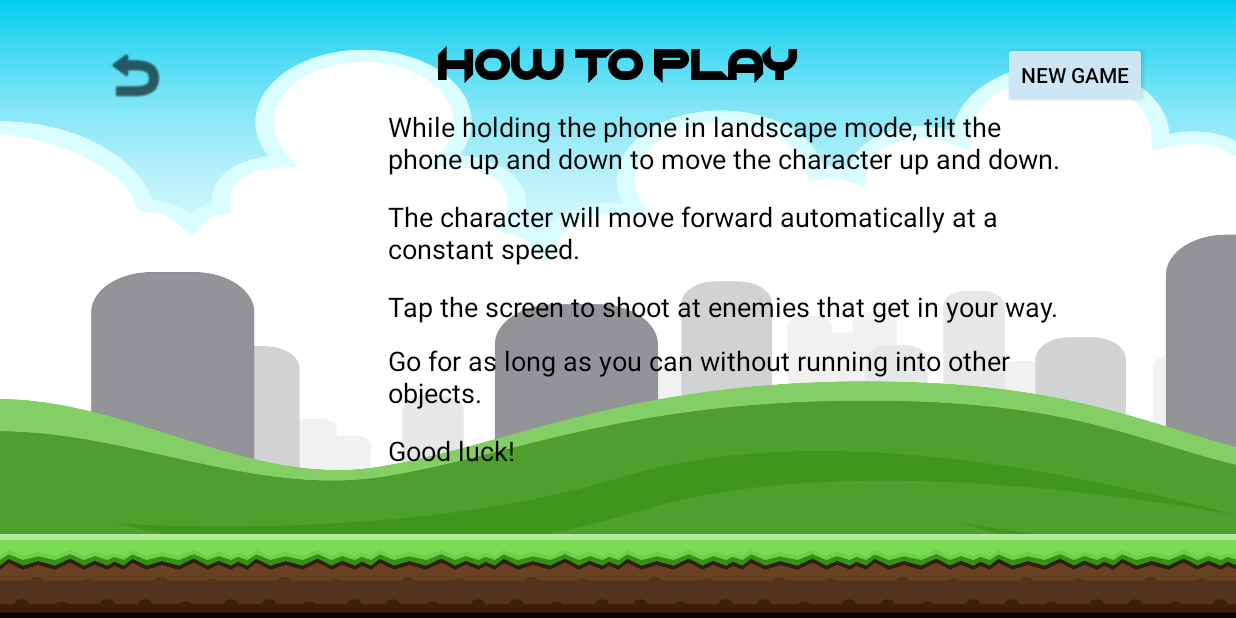
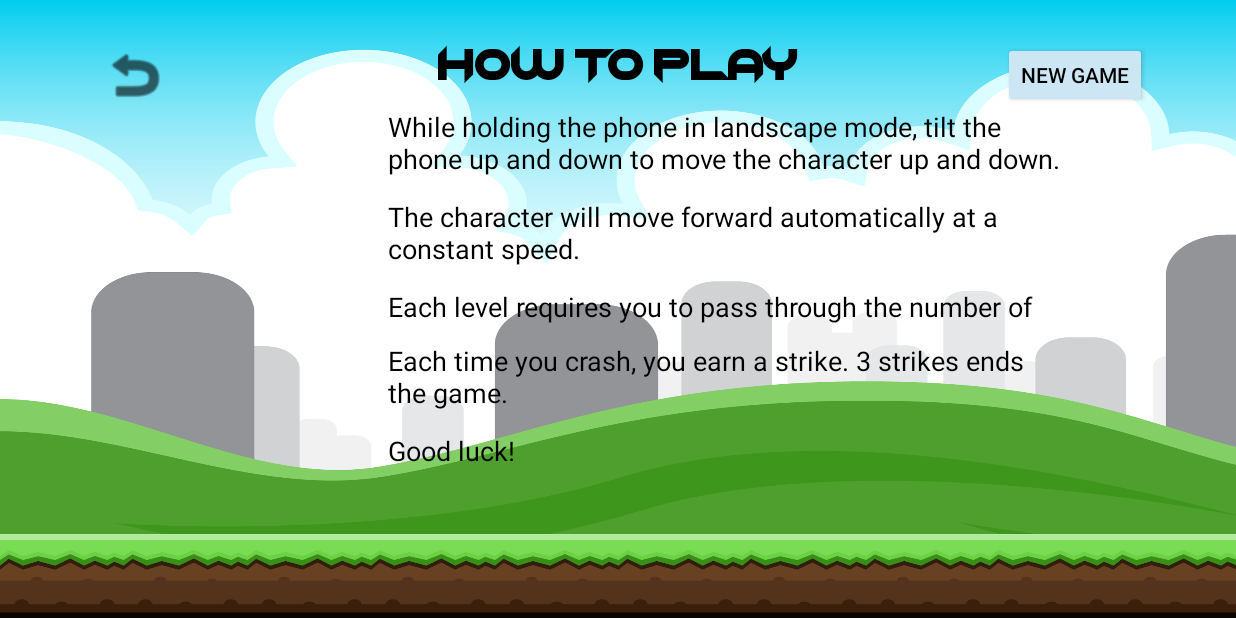
Before and after one commit to jjhollo2019/Flight-Training, an Android app: the HowToPlay screen opened directly, with no data from a screen before it, on a phone screen of 824 x 412 dp (held sideways). Run offline under Robolectric (Android 15) with nearby library versions, the phone set to English and light mode, and no system bars.

Commit message:
fixed slate layouts

```diff
--- a/app/src/main/res/layout-sw600dp/activity_game.xml
+++ b/app/src/main/res/layout-sw600dp/activity_game.xml
@@ -16,7 +16,7 @@
     android:layout_height="match_parent"
     tools:context=".Splash"
     android:orientation="horizontal"
-    android:background="@mipmap/background_menu">
+    android:background="@drawable/background_menu">
 
     <TextView
         android:id="@+id/levelTitle"
--- a/app/src/main/res/layout-sw600dp/activity_how_to_play.xml
+++ b/app/src/main/res/layout-sw600dp/activity_how_to_play.xml
@@ -14,7 +14,7 @@
     xmlns:tools="http://schemas.android.com/tools"
     android:layout_width="match_parent"
     android:layout_height="match_parent"
-    android:background="@mipmap/background_menu"
+    android:background="@drawable/background_menu"
     tools:context=".HowToPlay"
     android:orientation="horizontal">
 
--- a/app/src/main/res/layout-sw600dp/activity_leaderboard.xml
+++ b/app/src/main/res/layout-sw600dp/activity_leaderboard.xml
@@ -15,7 +15,7 @@
     android:layout_height="match_parent"
     xmlns:tools="http://schemas.android.com/tools"
     android:orientation="horizontal"
-    android:background="@mipmap/background_menu">
+    android:background="@drawable/background_menu">
 
     <ImageView
         android:id="@+id/backButtonLead"
--- a/app/src/main/res/layout-sw600dp/activity_main.xml
+++ b/app/src/main/res/layout-sw600dp/activity_main.xml
@@ -14,7 +14,7 @@
     xmlns:tools="http://schemas.android.com/tools"
     android:layout_width="match_parent"
     android:layout_height="match_parent"
-    android:background="@mipmap/background_menu"
+    android:background="@drawable/background_menu"
     tools:context=".MainActivity">
 
     <TextView
--- a/app/src/main/res/values/strings.xml
+++ b/app/src/main/res/values/strings.xml
@@ -12,8 +12,8 @@
     <string name="HowToTitle">How To Play</string>
     <string name="Instruction1">While holding the phone in landscape mode, tilt the phone up and down to move the character up and down.</string>
     <string name="Instruction2">The character will move forward automatically at a constant speed.</string>
-    <string name="Instruction3">Tap the screen to shoot at enemies that get in your way.</string>
-    <string name="Instruction4">Go for as long as you can without running into other objects.</string>
+    <string name="Instruction3">Each level requires you to pass through the number of gates matching the level number.</string>
+    <string name="Instruction4">Each time you crash, you earn a strike. 3 strikes ends the game.</string>
     <string name="Instruction5">Good luck!</string>
     <string name="newGame">New Game</string>
     <string name="goBack">Go Back</string>
@@ -25,6 +25,7 @@
     <string name="leader">Leaderboard</string>
     <string name="level">"Level    "</string>
     <string name="readyButton">READY</string>
+    <string name="planeDesc">An airplane with a propeller and someone flying it.</string>
 
     <!-- For the Game Over dialog box -->
     <string name="gameOverTitle">Game Over</string>
```
Also changed, not shown: 230 other files.
